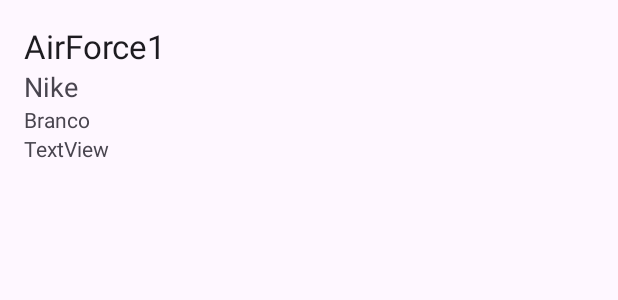
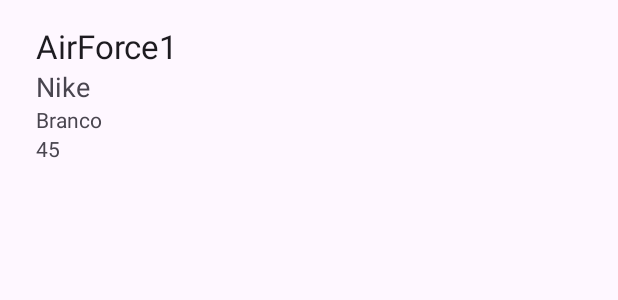
Before and after one commit to IvoPinela/Sapatilhas, an Android app: the layout item_sapatiha.xml on its own in the app's theme, with its tools: preview values and no code run, on a phone screen of 412 x 824 dp. Shown: the top 300 px of the screen. Run offline under Robolectric (Android 15) with nearby library versions, the phone set to English and light mode, and no system bars.

Commit message:
Criado layout para mostrar uma sapatilha na vista v2

```diff
--- a/app/src/main/res/layout/item_sapatiha.xml
+++ b/app/src/main/res/layout/item_sapatiha.xml
@@ -3,7 +3,9 @@
     xmlns:app="http://schemas.android.com/apk/res-auto"
     xmlns:tools="http://schemas.android.com/tools"
     android:layout_width="match_parent"
-    android:layout_height="wrap_content">
+    android:layout_height="wrap_content"
+    android:paddingLeft="8dp"
+    android:paddingBottom="8dp">
 
     <TextView
         android:id="@+id/textViewModelo"
@@ -36,10 +38,11 @@
         tools:text="Branco" />
 
     <TextView
-        android:id="@+id/textView6"
+        android:id="@+id/textViewTamanho"
         android:layout_width="wrap_content"
         android:layout_height="wrap_content"
         android:text="TextView"
         app:layout_constraintStart_toStartOf="@+id/textViewCor"
-        app:layout_constraintTop_toBottomOf="@+id/textViewCor" />
+        app:layout_constraintTop_toBottomOf="@+id/textViewCor"
+        tools:text="45" />
 </androidx.constraintlayout.widget.ConstraintLayout>
```
